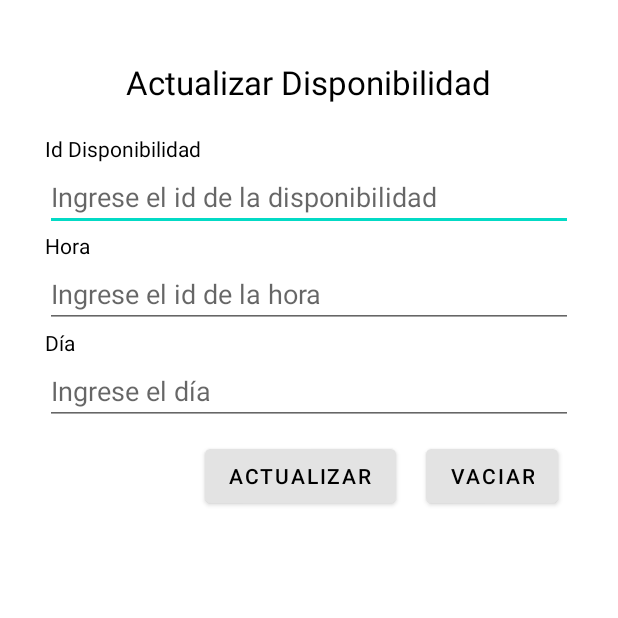
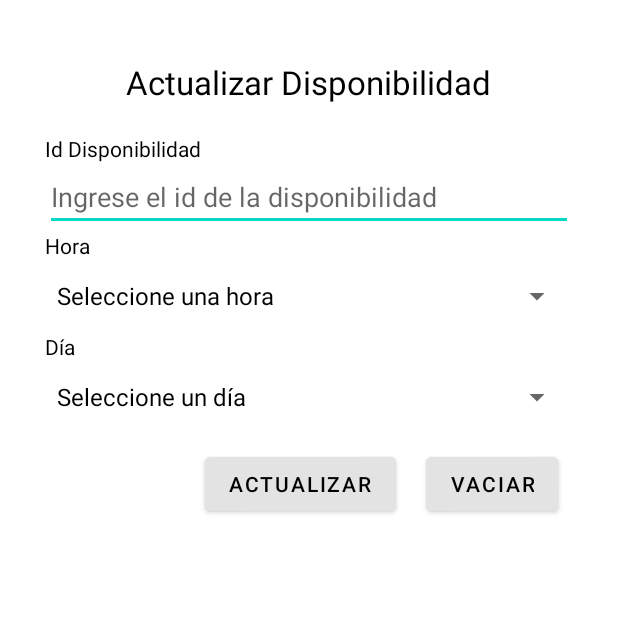
Before and after one commit to alonsocj/PolideportivoUES, an Android app: the HorariosDisponiblesActualizarActivity screen opened directly, with no data from a screen before it, after a tap on "ACTUALIZAR", on a phone screen of 412 x 824 dp, the top half of it. Run offline under Robolectric (Android 15) with nearby library versions, the phone set to English and light mode, and no system bars.

Commit message:
HorariosDisponibles ok

```diff
--- a/app/src/main/java/sv/edu/ues/fia/eisi/pdm115/g10/polideportivoues/ControlBDGustavo.java
+++ b/app/src/main/java/sv/edu/ues/fia/eisi/pdm115/g10/polideportivoues/ControlBDGustavo.java
@@ -5,6 +5,11 @@ import android.content.Context;
 import android.database.Cursor;
 import android.database.SQLException;
 import android.database.sqlite.SQLiteDatabase;
+
+import java.util.ArrayList;
+import java.util.List;
+
+import sv.edu.ues.fia.eisi.pdm115.g10.polideportivoues.Alonso.Dia.Dia;
 import sv.edu.ues.fia.eisi.pdm115.g10.polideportivoues.Alonso.TipoEvento.TipoEvento;
 import sv.edu.ues.fia.eisi.pdm115.g10.polideportivoues.Chris.Hora.Hora;
 import sv.edu.ues.fia.eisi.pdm115.g10.polideportivoues.Gustavo.HorariosDisponibles.HorariosDisponibles;
@@ -15,6 +20,7 @@ public class ControlBDGustavo {
 
     private final DatabaseHelper DBhelper;
     private SQLiteDatabase db;
+    private SQLiteDatabase db2;
 
     public ControlBDGustavo(Context ctx) {
         DBhelper = new DatabaseHelper(ctx);
@@ -22,6 +28,7 @@ public class ControlBDGustavo {
 
     public void open() throws SQLException {
         db = DBhelper.getWritableDatabase();
+        db2 = DBhelper.getReadableDatabase();
         return;
     }
 
@@ -167,6 +174,66 @@ public class ControlBDGustavo {
         }
     }
 
+    //Extraemos todas las horas registradas en la base de datos
+    public List<Hora> consultarHoras(){
+        List<Hora> arrayHoras=new ArrayList<>();
+        Cursor cursor = db.query("hora",null, null, null, null, null, null);
+        if(cursor.moveToFirst()){
+            Hora horarioDisponible = new Hora();
+            horarioDisponible.setIdHora(cursor.getString(0));
+            horarioDisponible.setHoraInicio(cursor.getString(1));
+            horarioDisponible.setHoraFin(cursor.getString(2));
+            arrayHoras.add(horarioDisponible);
+            while(cursor.moveToNext()) {
+                Hora horariosDisponibles = new Hora();
+                horariosDisponibles.setIdHora(cursor.getString(0));
+                horariosDisponibles.setHoraInicio(cursor.getString(1));
+                horariosDisponibles.setHoraFin(cursor.getString(2));
+                arrayHoras.add(horariosDisponibles);
+            }
+        }
+       return arrayHoras;
+    }
+
+    public List<String> consultarHorasString(List<Hora> arrayHoras){
+        List<String>arrayHorasString=new ArrayList<>();
+        arrayHorasString.add("Seleccione una hora");
+        for (int i=0;i<arrayHoras.size();i++) {
+            Hora horariosArray=new Hora();
+            horariosArray=arrayHoras.get(i);
+            arrayHorasString.add(horariosArray.getHoraInicio()+" - "+horariosArray.getHoraFin());
+        }
+        return arrayHorasString;
+    }
+
+    //Extraemos todas los días registrados en la base de datos
+    public List<Dia> consultarDias(){
+        List<Dia> arrayDias=new ArrayList<>();
+        Cursor cursor = db.query("dia",null, null, null, null, null, null);
+        if(cursor.moveToFirst()){
+            Dia diaDisponible = new Dia();
+            diaDisponible.setNombreDia(cursor.getString(0));
+            arrayDias.add(diaDisponible);
+            while(cursor.moveToNext()) {
+                Dia diaDisponibles = new Dia();
+                diaDisponibles.setNombreDia(cursor.getString(0));
+                arrayDias.add(diaDisponibles);
+            }
+        }
+        return arrayDias;
+    }
+
+    public List<String> consultarDiasString(List<Dia> arrayDias){
+        List<String>arrayDiasString=new ArrayList<>();
+        arrayDiasString.add("Seleccione un día");
+        for (int i=0;i<arrayDias.size();i++) {
+            Dia diasArray=new Dia();
+            diasArray=arrayDias.get(i);
+            arrayDiasString.add(diasArray.getNombreDia());
+        }
+        return arrayDiasString;
+    }
+
     private boolean verificarIntegridadDeDatos(Object valor, int relacion) throws SQLException{
         switch (relacion){
             //Verificar si existe la persona
--- a/app/src/main/java/sv/edu/ues/fia/eisi/pdm115/g10/polideportivoues/Gustavo/HorariosDisponibles/HorariosDisponiblesActualizarActivity.java
+++ b/app/src/main/java/sv/edu/ues/fia/eisi/pdm115/g10/polideportivoues/Gustavo/HorariosDisponibles/HorariosDisponiblesActualizarActivity.java
@@ -2,20 +2,32 @@ package sv.edu.ues.fia.eisi.pdm115.g10.polideportivoues.Gustavo.HorariosDisponib
 
 import android.os.Bundle;
 import android.view.View;
+import android.widget.ArrayAdapter;
 import android.widget.Button;
 import android.widget.EditText;
+import android.widget.Spinner;
 import android.widget.Toast;
 
 import androidx.appcompat.app.AppCompatActivity;
 
+import java.util.ArrayList;
+import java.util.List;
+
+import sv.edu.ues.fia.eisi.pdm115.g10.polideportivoues.Alonso.Dia.Dia;
+import sv.edu.ues.fia.eisi.pdm115.g10.polideportivoues.Chris.Hora.Hora;
 import sv.edu.ues.fia.eisi.pdm115.g10.polideportivoues.ControlBDGustavo;
 import sv.edu.ues.fia.eisi.pdm115.g10.polideportivoues.R;
 
 public class HorariosDisponiblesActualizarActivity extends AppCompatActivity {
 
     ControlBDGustavo controlBDGustavo;
-    EditText editIdHora,editDia, editHora;
+    EditText editIdHora;
     Button botonActualizar, botonVaciar;
+    Spinner editHora,editDia;
+    List<Hora> arrayHoras=new ArrayList<Hora>();
+    List<String> arrayHorasString=new ArrayList<String>();
+    List<Dia> arrayDias=new ArrayList<Dia>();
+    List<String> arrayDiasString=new ArrayList<String>();
 
     @Override
     protected void onCreate(Bundle savedInstanceState) {
@@ -26,36 +38,42 @@ public class HorariosDisponiblesActualizarActivity extends AppCompatActivity {
         controlBDGustavo = new ControlBDGustavo(this);
 
         editIdHora=(EditText) findViewById(R.id.EditIdHorariosDisponibles);
-        editDia=(EditText) findViewById(R.id.EditDia);
-        editHora=(EditText) findViewById(R.id.EditHora);
+        editDia=(Spinner) findViewById(R.id.SpinnerDia);
+        editHora=(Spinner) findViewById(R.id.SpinnerHora);
         botonActualizar = (Button) findViewById(R.id.botonActualizarHorarioDisponible);
         botonVaciar = (Button) findViewById(R.id.botonVaciarHorarioDisponible);
 
+        //Llenado del spinner de horas
+        controlBDGustavo.open();
+        arrayHoras=controlBDGustavo.consultarHoras();
+        arrayHorasString=controlBDGustavo.consultarHorasString(arrayHoras);
+        editHora.setAdapter(new ArrayAdapter<String>(this, android.R.layout.simple_spinner_dropdown_item, arrayHorasString));
+
+        //Llenado del spinner de dias
+        controlBDGustavo.open();
+        arrayDias=controlBDGustavo.consultarDias();
+        arrayDiasString=controlBDGustavo.consultarDiasString(arrayDias);
+        editDia.setAdapter(new ArrayAdapter<String>(this, android.R.layout.simple_spinner_dropdown_item, arrayDiasString));
 
         botonActualizar.setOnClickListener(new View.OnClickListener() {
             @Override
             public void onClick(View view) {
                 String idHora = editIdHora.getText().toString();
-                String dia = editDia.getText().toString();
-                String hora = editHora.getText().toString();
-                boolean verdadero=true;
+                String dia = editDia.getSelectedItem().toString();
+                String hora = editHora.getSelectedItem().toString();
                 String insertarRegistros;
 
-                if(idHora.isEmpty()||dia.isEmpty()||hora.isEmpty()){
+                if(idHora.isEmpty()||dia.equals("Seleccione un día")||hora.equals("Seleccione una hora")){
                     Toast.makeText(HorariosDisponiblesActualizarActivity.this, "Debe completar los campos para registrar un horario!", Toast.LENGTH_SHORT).show();
                 }else{
-                    if(idHora.length()!=2){
-                        Toast.makeText(HorariosDisponiblesActualizarActivity.this, "El id de la disponibilidad debe contener 2 dígitos", Toast.LENGTH_SHORT).show();
-                        verdadero=false;
-                    }else if(hora.length()!=4){
-                        Toast.makeText(HorariosDisponiblesActualizarActivity.this, "El id de la hora debe contener 4 dígitos", Toast.LENGTH_SHORT).show();
-                        verdadero=false;
-                    }
-                    if(verdadero){
+                    String idHoraSeleccionada=arrayHoras.get(editHora.getSelectedItemPosition()-1).getIdHora();
+                    String idDiaSeleccionado=arrayDias.get(editDia.getSelectedItemPosition()-1).getNombreDia();
+
                     HorariosDisponibles horarioDisponible = new HorariosDisponibles();
                     horarioDisponible.setIdHorario(idHora);
-                        horarioDisponible.setHora(hora);
+                    horarioDisponible.setHora(idDiaSeleccionado);
                     horarioDisponible.setDia(dia);
+
                     controlBDGustavo.open();
                     insertarRegistros = controlBDGustavo.actualizarHorarioDisponible(horarioDisponible);
                     controlBDGustavo.close();
@@ -63,9 +81,8 @@ public class HorariosDisponiblesActualizarActivity extends AppCompatActivity {
 
                     //Limpiamos los campos
                     editIdHora.setText("");
-                        editHora.setText("");
-                        editDia.setText("");
-                    }
+                    editHora.setSelection(0);
+                    editDia.setSelection(0);
                 }
             }
         });
@@ -73,9 +90,10 @@ public class HorariosDisponiblesActualizarActivity extends AppCompatActivity {
         botonVaciar.setOnClickListener(new View.OnClickListener() {
             @Override
             public void onClick(View view) {
+                //Limpiamos los campos
                 editIdHora.setText("");
-                editHora.setText("");
-                editDia.setText("");
+                editHora.setSelection(0);
+                editDia.setSelection(0);
             }
         });
     }
--- a/app/src/main/res/layout/activity_horarios_disponibles_actualizar.xml
+++ b/app/src/main/res/layout/activity_horarios_disponibles_actualizar.xml
@@ -42,13 +42,10 @@
             android:text="@string/idHora"
             android:textColor="@color/black"/>
 
-        <EditText
-            android:id="@+id/EditHora"
+        <Spinner
+            android:id="@+id/SpinnerHora"
             android:layout_width="match_parent"
-            android:layout_height="wrap_content"
-            android:hint="@string/hintIdHora"
-            android:inputType="text"
-            android:maxLength="4" />
+            android:layout_height="wrap_content" />
 
         <TextView
             android:layout_width="wrap_content"
@@ -56,13 +53,10 @@
             android:text="@string/nombreDia"
             android:textColor="@color/black"/>
 
-        <EditText
-            android:id="@+id/EditDia"
+        <Spinner
+            android:id="@+id/SpinnerDia"
             android:layout_width="match_parent"
-            android:layout_height="wrap_content"
-            android:hint="@string/hintNombreDia"
-            android:inputType="text"
-            android:maxLength="10" />
+            android:layout_height="wrap_content" />
 
         <LinearLayout
             android:id="@+id/linearLayoutButton"
--- a/app/src/main/res/layout/activity_horarios_disponibles_consultar.xml
+++ b/app/src/main/res/layout/activity_horarios_disponibles_consultar.xml
@@ -70,7 +70,7 @@
             android:layout_width="match_parent"
             android:layout_height="wrap_content"
             android:inputType="text"
-            android:maxLength="4"
+            android:maxLength="20"
             android:enabled ="false"
             android:focusable="false"
             android:focusableInTouchMode="false"
```
Also changed, not shown: app/src/main/java/sv/edu/ues/fia/eisi/pdm115/g10/polideportivoues/Alonso/Dia/Dia.java (+16 -0 lines), app/src/main/java/sv/edu/ues/fia/eisi/pdm115/g10/polideportivoues/Gustavo/HorariosDisponibles/HorariosDisponiblesConsultarActivity.java (+40 -1 lines), app/src/main/java/sv/edu/ues/fia/eisi/pdm115/g10/polideportivoues/Gustavo/HorariosDisponibles/HorariosDisponiblesInsertarActivity.java (+37 -21 lines), app/src/main/res/layout/activity_horarios_disponibles_insertar.xml (+6 -12 lines). Lines whose indentation alone changed are shown as unchanged.
